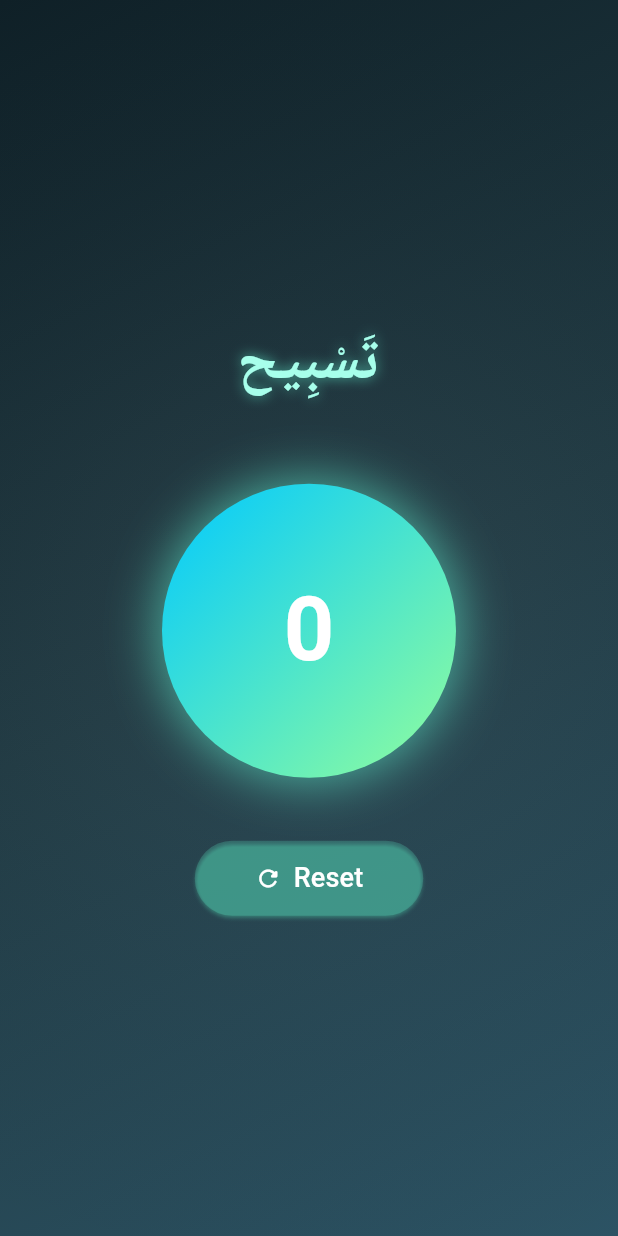
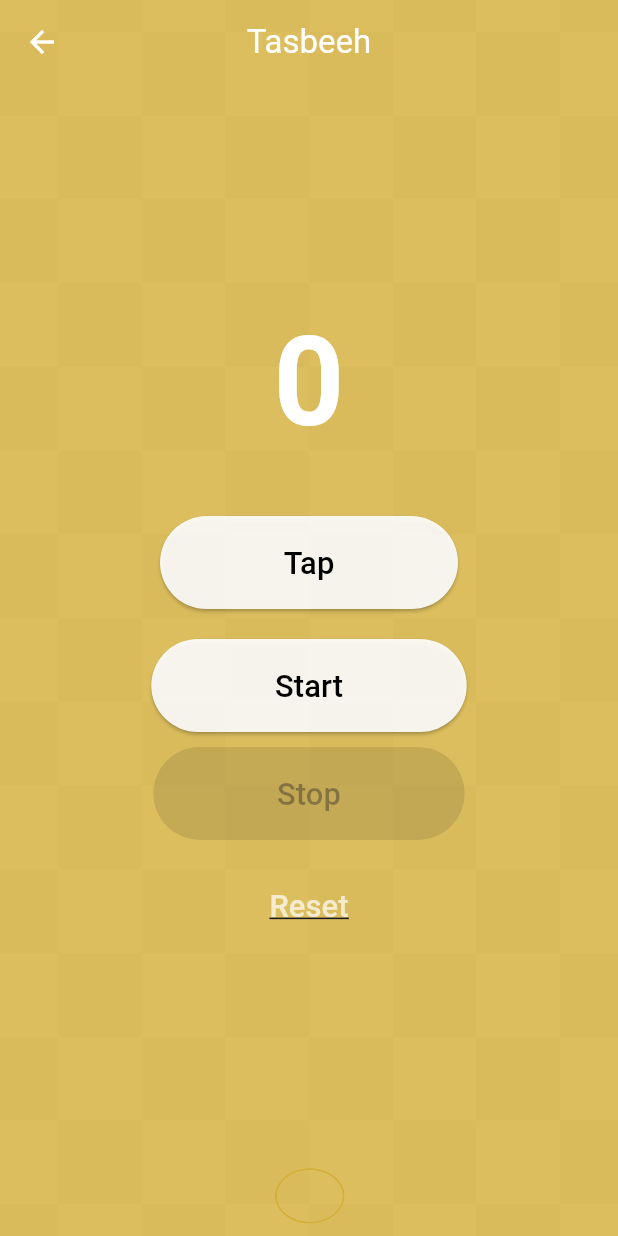
Before and after one commit to fwdAndroid/quran_al_kareem, a Flutter app: the screen it shows after launch, in the side drawer, after a tap on "Tasbeeh Counter", on a phone screen of 412 x 824 dp. Run offline on Flutter 3.47's test engine with Material 3 defaults, Android fonts, the phone set to English and light mode, and no system bars; our stand-ins replace flutter_spinkit, font_awesome_flutter, ionicons, just_audio, rxdart, share_plus; missing offline and left inert: audio_session, quran; Roboto replaces fonts that are missing (Amiri).

Commit message:
Counter Design Update

```diff
--- a/lib/screens/drawer_pages/tasbeeh_counter.dart
+++ b/lib/screens/drawer_pages/tasbeeh_counter.dart
@@ -1,162 +1,203 @@
+import 'dart:async';
+
 import 'package:flutter/material.dart';
-import 'package:vibration/vibration.dart';
 
-class TasbeehCounterScreen extends StatefulWidget {
-  const TasbeehCounterScreen({super.key});
+class TashbeehCounter extends StatefulWidget {
+  const TashbeehCounter({super.key});
 
   @override
-  State<TasbeehCounterScreen> createState() => _TasbeehCounterScreenState();
+  State<TashbeehCounter> createState() => _TashbeehCounterState();
 }
 
-class _TasbeehCounterScreenState extends State<TasbeehCounterScreen>
-    with SingleTickerProviderStateMixin {
-  int count = 0;
-  late AnimationController _controller;
-  late Animation<double> _scaleAnimation;
+class _TashbeehCounterState extends State<TashbeehCounter> {
+  int counter = 0;
+  bool timerRunning = false;
+  DateTime? startTime;
+  Duration elapsed = Duration.zero;
+  Timer? timer;
 
-  @override
-  void initState() {
-    super.initState();
-    _controller = AnimationController(
-      vsync: this,
-      duration: const Duration(milliseconds: 200),
-      lowerBound: 0.9,
-      upperBound: 1.1,
-    );
-    _scaleAnimation = CurvedAnimation(
-      parent: _controller,
-      curve: Curves.easeInOut,
+  void startTimer() {
+    setState(() {
+      counter = 0;
+      elapsed = Duration.zero;
+      timerRunning = true;
+      startTime = DateTime.now();
+    });
+
+    timer = Timer.periodic(const Duration(seconds: 1), (_) {
+      setState(() {
+        elapsed = DateTime.now().difference(startTime!);
+      });
+    });
+  }
+
+  void stopTimer() {
+    if (!timerRunning) return;
+
+    timer?.cancel();
+    setState(() {
+      timerRunning = false;
+    });
+
+    showDialog(
+      context: context,
+      builder: (_) => AlertDialog(
+        title: const Text("Session Summary"),
+        content: Column(
+          mainAxisSize: MainAxisSize.min,
+          children: [
+            Text("Total Taps: $counter"),
+            const SizedBox(height: 8),
+            Text("Total Time: ${elapsed.inSeconds} seconds"),
+          ],
+        ),
+        actions: [
+          TextButton(
+            onPressed: () {
+              Navigator.of(context).pop();
+            },
+            child: const Text("Close"),
+          ),
+        ],
+      ),
     );
   }
 
-  void incrementCounter() async {
-    if (await Vibration.hasVibrator()) Vibration.vibrate(duration: 30);
-    _controller.forward().then((_) => _controller.reverse());
-    setState(() => count++);
+  void incrementCounter() {
+    if (!timerRunning) return;
+    setState(() {
+      counter++;
+    });
   }
 
-  void resetCounter() {
-    setState(() => count = 0);
+  void reset() {
+    timer?.cancel();
+    setState(() {
+      counter = 0;
+      elapsed = Duration.zero;
+      timerRunning = false;
+    });
+  }
+
+  String formatDuration(Duration d) {
+    String twoDigits(int n) => n.toString().padLeft(2, '0');
+    return "${twoDigits(d.inMinutes)}:${twoDigits(d.inSeconds.remainder(60))}";
+  }
+
+  @override
+  void dispose() {
+    timer?.cancel();
+    super.dispose();
   }
 
   @override
   Widget build(BuildContext context) {
+    final screenWidth = MediaQuery.of(context).size.width;
+    final screenHeight = MediaQuery.of(context).size.height;
+
+    final counterFontSize = screenWidth * 0.2;
+    final buttonFontSize = screenWidth * 0.05;
+    final timerFontSize = screenWidth * 0.07;
+    // final languageProvider = Provider.of<LanguageProvider>(context); // Access
+
     return Scaffold(
-      body: Stack(
+      extendBodyBehindAppBar: true,
+      appBar: AppBar(
+        backgroundColor: Colors.transparent,
+        elevation: 0,
+        iconTheme: IconThemeData(color: Colors.white),
+        centerTitle: true,
+        title: Text("Tasbeeh", style: TextStyle(color: Colors.white)),
+      ),
+      body: Container(
+        width: screenWidth,
+        height: screenHeight,
+        decoration: const BoxDecoration(
+          image: DecorationImage(
+            image: AssetImage("assets/bg.png"),
+            fit: BoxFit.cover,
+            filterQuality: FilterQuality.high,
+          ),
+        ),
+        child: Column(
+          mainAxisAlignment: MainAxisAlignment.center,
           children: [
-          // 🌌 Glowing Gradient Background
-          Container(
-            decoration: const BoxDecoration(
-              gradient: LinearGradient(
-                colors: [
-                  Color(0xFF0F2027),
-                  Color(0xFF203A43),
-                  Color(0xFF2C5364),
-                ],
-                begin: Alignment.topLeft,
-                end: Alignment.bottomRight,
+            if (timerRunning)
+              Padding(
+                padding: const EdgeInsets.only(bottom: 10),
+                child: Text(
+                  formatDuration(elapsed),
+                  style: TextStyle(
+                    fontSize: timerFontSize,
+                    color: Colors.white70,
+                    fontWeight: FontWeight.bold,
                   ),
                 ),
               ),
-
-          // ✨ Animated Particles (Optional shimmer)
-          Positioned.fill(
-            child: IgnorePointer(
-              child: Container(
-                decoration: BoxDecoration(
-                  gradient: RadialGradient(
-                    colors: [
-                      Colors.white.withOpacity(0.05),
-                      Colors.transparent,
-                    ],
-                    radius: 1.2,
-                  ),
-                ),
-              ),
-            ),
-          ),
-
-          // 🌙 Main Counter
-          Center(
-            child: Column(
-              mainAxisAlignment: MainAxisAlignment.center,
-              children: [
             Text(
-                  "تَسْبِيح",
+              "$counter",
               style: TextStyle(
-                    fontSize: 40,
-                    fontWeight: FontWeight.bold,
-                    color: Colors.tealAccent.shade100,
-                    fontFamily: 'Amiri',
-                    shadows: [
-                      Shadow(
-                        blurRadius: 10,
-                        color: Colors.tealAccent.withOpacity(0.6),
-                      ),
-                    ],
-                  ),
-                ),
-                const SizedBox(height: 50),
-                GestureDetector(
-                  onTap: incrementCounter,
-                  child: ScaleTransition(
-                    scale: _scaleAnimation,
-                    child: Container(
-                      width: 200,
-                      height: 200,
-                      decoration: BoxDecoration(
-                        shape: BoxShape.circle,
-                        gradient: const LinearGradient(
-                          colors: [Color(0xFF00C9FF), Color(0xFF92FE9D)],
-                          begin: Alignment.topLeft,
-                          end: Alignment.bottomRight,
-                        ),
-                        boxShadow: [
-                          BoxShadow(
-                            color: Colors.tealAccent.withOpacity(0.6),
-                            blurRadius: 30,
-                            spreadRadius: 2,
-                          ),
-                        ],
-                      ),
-                      alignment: Alignment.center,
-                      child: Text(
-                        "$count",
-                        style: const TextStyle(
-                          fontSize: 60,
+                fontSize: counterFontSize,
                 color: Colors.white,
                 fontWeight: FontWeight.bold,
               ),
             ),
+            const SizedBox(height: 30),
+
+            // Tap Button
+            ElevatedButton(
+              onPressed: incrementCounter,
+              style: _buttonStyle(screenWidth, screenHeight),
+              child: Text("Tap", style: TextStyle(fontSize: buttonFontSize)),
             ),
+
+            const SizedBox(height: 20),
+
+            // Start Button
+            ElevatedButton(
+              onPressed: timerRunning ? null : startTimer,
+              style: _buttonStyle(screenWidth, screenHeight),
+              child: Text("Start", style: TextStyle(fontSize: buttonFontSize)),
             ),
+
+            const SizedBox(height: 10),
+
+            // Stop Button
+            ElevatedButton(
+              onPressed: timerRunning ? stopTimer : null,
+              style: _buttonStyle(screenWidth, screenHeight),
+              child: Text("Stop", style: TextStyle(fontSize: buttonFontSize)),
             ),
-                const SizedBox(height: 40),
-                // 🕊 Reset Button
-                ElevatedButton.icon(
-                  onPressed: resetCounter,
-                  icon: const Icon(Icons.refresh_rounded, color: Colors.white),
-                  label: const Text(
+
+            const SizedBox(height: 20),
+
+            // Reset
+            TextButton(
+              onPressed: reset,
+              child: Text(
                 "Reset",
-                    style: TextStyle(fontSize: 18, color: Colors.white),
+                style: TextStyle(
+                  fontSize: buttonFontSize,
+                  color: Colors.white70,
+                  decoration: TextDecoration.underline,
                 ),
-                  style: ElevatedButton.styleFrom(
-                    backgroundColor: Colors.tealAccent.withOpacity(0.2),
-                    shape: RoundedRectangleBorder(
-                      borderRadius: BorderRadius.circular(30),
-                    ),
-                    padding: const EdgeInsets.symmetric(
-                      horizontal: 40,
-                      vertical: 12,
-                    ),
-                    shadowColor: Colors.tealAccent,
               ),
             ),
           ],
         ),
       ),
-        ],
+    );
+  }
+
+  ButtonStyle _buttonStyle(double width, double height) {
+    return ElevatedButton.styleFrom(
+      backgroundColor: Colors.white.withOpacity(0.9),
+      foregroundColor: Colors.black,
+      padding: EdgeInsets.symmetric(
+        horizontal: width * 0.2,
+        vertical: height * 0.02,
       ),
+      shape: RoundedRectangleBorder(borderRadius: BorderRadius.circular(40)),
     );
   }
 }
--- a/lib/screens/widget/my_drawer.dart
+++ b/lib/screens/widget/my_drawer.dart
@@ -80,7 +80,7 @@ class _DrawerWidgetState extends State<DrawerWidget>
             onTap: () {
               Navigator.push(
                 context,
-                MaterialPageRoute(builder: (context) => TasbeehCounterScreen()),
+                MaterialPageRoute(builder: (context) => TashbeehCounter()),
               );
             },
           ),
```
Lines whose indentation alone changed are shown as unchanged.
